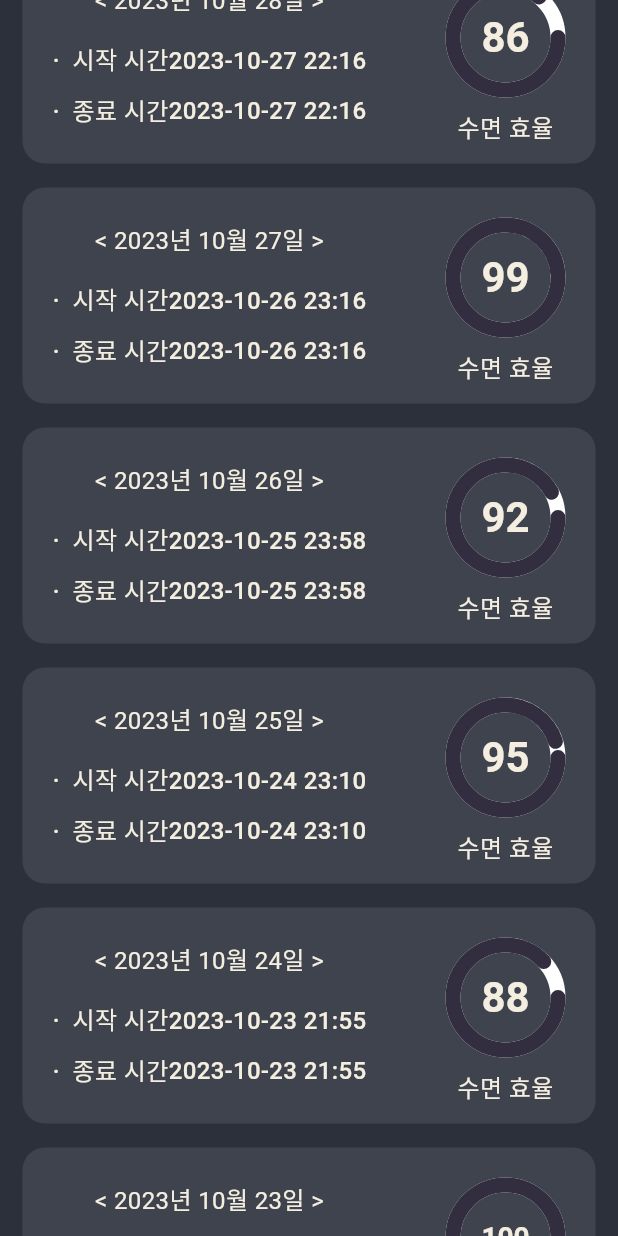
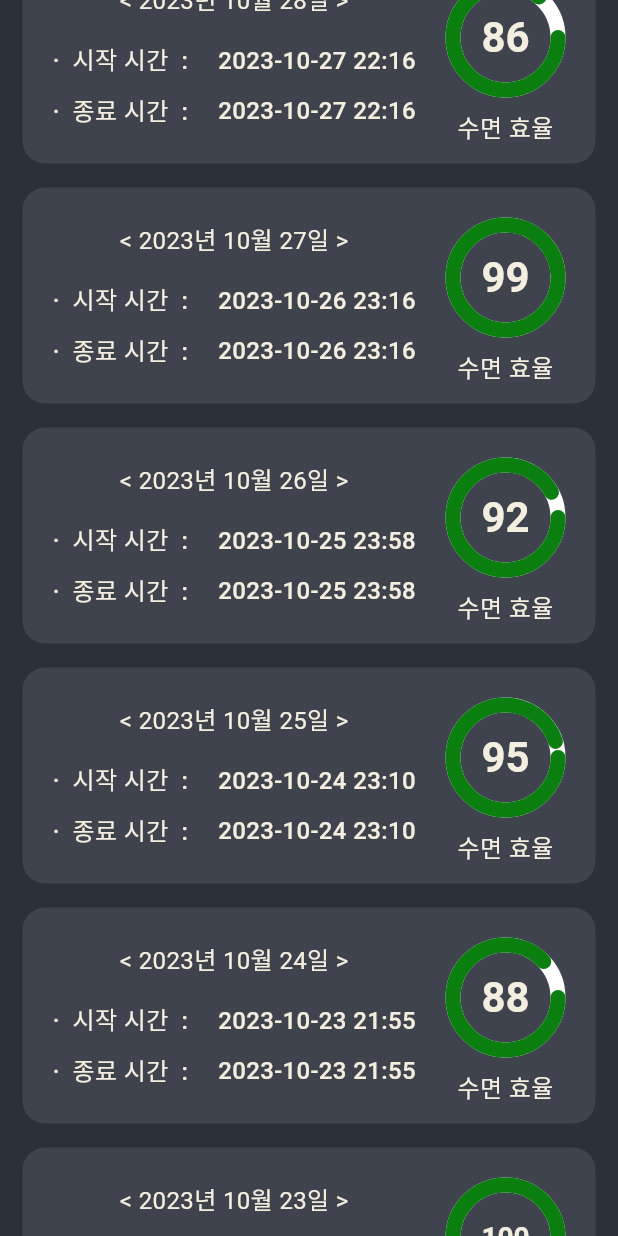
Before and after one commit to CreatorSean/JalJaYo_Dream__Client, a Flutter app: the SleepAnalysisScreen screen opened by its route, scrolled down 576 dp, on a phone screen of 412 x 824 dp. Run offline on Flutter 3.47's test engine with Material 3 defaults, Android fonts, the light colour scheme and no system bars; drawn by our look-alikes of flutter_animate; our stand-ins replace cached_network_image, fl_chart, flutter_blue_plus, flutter_riverpod, font_awesome_flutter, go_router and 2 more; accounts and stored records are empty; network calls fail.

Commit message:
update : sleep Analaysis

```diff
--- a/lib/feature/sleep_analysis/view/sleep_analysis_screen.dart
+++ b/lib/feature/sleep_analysis/view/sleep_analysis_screen.dart
@@ -107,7 +107,11 @@ class _SleepAnalysisScreenState extends ConsumerState<SleepAnalysisScreen> {
 }
 
 Widget dataItem(int idx, BuildContext context, SleepDataModel sleep) {
-  return Container(
+  return GestureDetector(
+    onTap: () {
+      SleepDialogWidget().sleepDialog(context, sleep);
+    },
+    child: Container(
       width: MediaQuery.of(context).size.width,
       padding: const EdgeInsets.symmetric(
         horizontal: 8.0,
@@ -138,7 +142,7 @@ Widget dataItem(int idx, BuildContext context, SleepDataModel sleep) {
                     const Column(
                       children: [
                         Text(
-                        "·  시작 시간",
+                          "·  시작 시간  :",
                           style: TextStyle(
                             color: Color(0xfff4eee0),
                             fontSize: Sizes.size16,
@@ -147,7 +151,7 @@ Widget dataItem(int idx, BuildContext context, SleepDataModel sleep) {
                         ),
                         Gaps.v10,
                         Text(
-                        "·  종료 시간",
+                          "·  종료 시간  :",
                           style: TextStyle(
                             color: Color(0xfff4eee0),
                             fontSize: Sizes.size16,
@@ -156,6 +160,7 @@ Widget dataItem(int idx, BuildContext context, SleepDataModel sleep) {
                         ),
                       ],
                     ),
+                    Gaps.h20,
                     Column(
                       children: [
                         Text(
@@ -187,12 +192,12 @@ Widget dataItem(int idx, BuildContext context, SleepDataModel sleep) {
                   padding: const EdgeInsets.symmetric(vertical: 8.0),
                   child: CustomPaint(
                     // CustomPaint를 그리고 이 안에 차트를 그려줍니다..
-                  size:
-                      const Size(80, 80), // CustomPaint의 크기는 가로 세로 80, 80 합니다.
+                    size: const Size(
+                        80, 80), // CustomPaint의 크기는 가로 세로 80, 80 합니다.
                     painter: SleepPieChartWidget(
                       percentage: sleep.sleepWaso,
                       textScaleFactor: 0.7,
-                    textColor: '0xff0D9512',
+                      textColor: const Color(0xff0A7E0F),
                     ),
                   ),
                 ),
@@ -221,5 +226,6 @@ Widget dataItem(int idx, BuildContext context, SleepDataModel sleep) {
           end: 0,
           duration: 300.ms,
           curve: Curves.easeInOut,
+        ),
   );
 }
--- a/lib/feature/sleep_analysis/view/sleep_state_screen.dart
+++ b/lib/feature/sleep_analysis/view/sleep_state_screen.dart
@@ -117,7 +117,7 @@ class _SleepStateScreenState extends State<SleepStateScreen> {
                                 painter: SleepPieChartWidget(
                                   percentage: sleepSE,
                                   textScaleFactor: 0.7,
-                                  textColor: '0xFFF4EEE0',
+                                  textColor: const Color(0xFFF4EEE0),
                                 ),
                               ),
                             ),
--- a/lib/feature/sleep_analysis/widgets/sleep_piechart_widget.dart
+++ b/lib/feature/sleep_analysis/widgets/sleep_piechart_widget.dart
@@ -5,7 +5,7 @@ import 'package:flutter/material.dart';
 class SleepPieChartWidget extends CustomPainter {
   int percentage = 0;
   double textScaleFactor = 1.0;
-  String textColor = '0xFF322D3F';
+  Color textColor;
 
   SleepPieChartWidget({
     required this.percentage,
@@ -35,7 +35,7 @@ class SleepPieChartWidget extends CustomPainter {
     double arcAngle =
         2 * pi * (percentage / 100); // 호(arc)의 각도를 정함. 정해진 각도만큼만 그리도록 함.
 
-    paint.color = const Color(0xFF322D3F); // 호를 그릴 때는 색을 바꿔줌.
+    paint.color = textColor; // 호를 그릴 때는 색을 바꿔줌.
     canvas.drawArc(Rect.fromCircle(center: center, radius: radius), pi / 0.5,
         arcAngle, false, paint); // 호(arc)를 그림.
 
```
Lines whose indentation alone changed are shown as unchanged.
